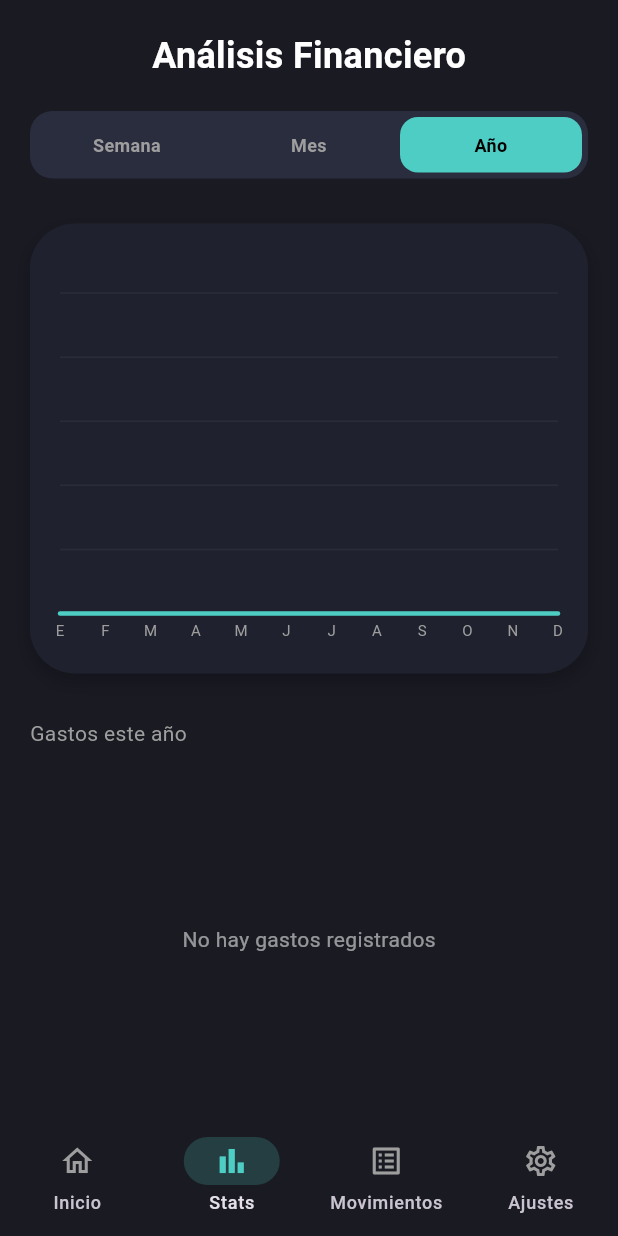
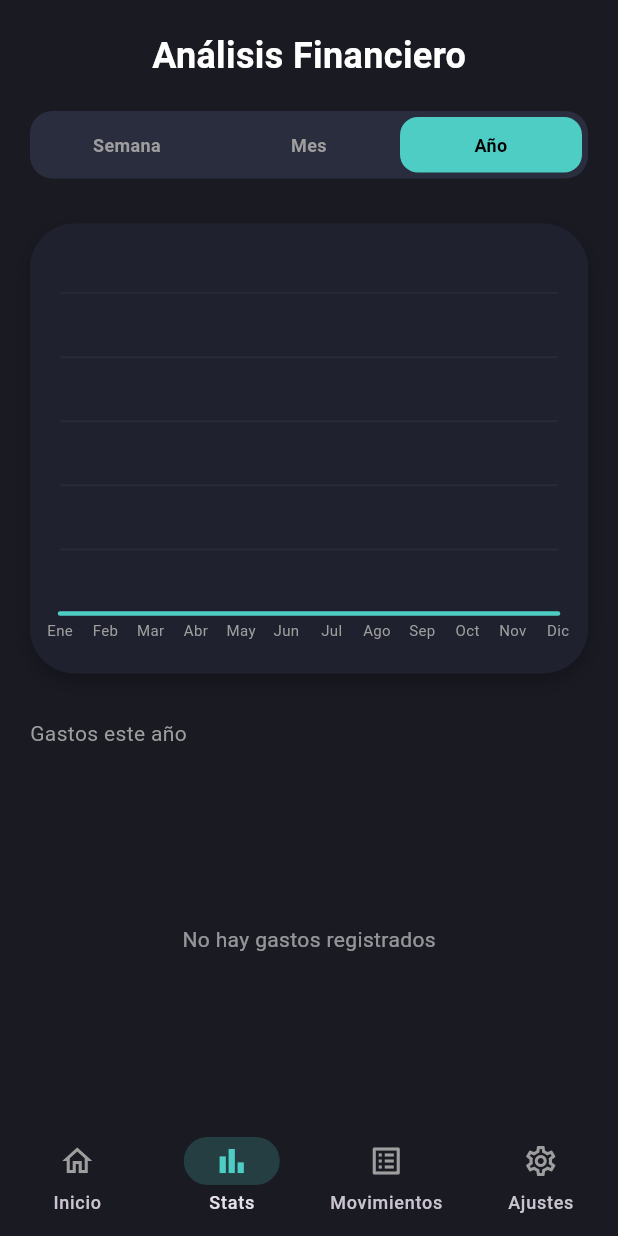
Before and after one commit to AndresCastilloPlata/balancea, a Flutter app: the StatsScreen screen opened by its route, after a tap on "Mes", after a tap on "Año", on a phone screen of 412 x 824 dp. Run offline on Flutter 3.47's test engine with Material 3 defaults, Android fonts, the phone set to English and light mode, and no system bars; drawn by our look-alikes of fl_chart; our stand-ins replace flutter_native_splash, flutter_riverpod, go_router, hive, hive_flutter, riverpod_annotation; accounts and stored records are empty; generated files the repository leaves out were written again.

Commit message:
fix: mejoras UX en gráficas - tooltips con moneda, etiquetas de meses legibles y ajuste de último día del mes

```diff
--- a/lib/presentation/screens/stats_screen.dart
+++ b/lib/presentation/screens/stats_screen.dart
@@ -26,15 +26,6 @@ class _StatsScreenState extends ConsumerState<StatsScreen> {
     Color(0xFF118AB2),
     Color(0xFF06D6A0),
   ];
-
-  // final Map<String, String> _names = const {
-  //   '🍔': 'Comida',
-  //   '🚌': 'Transporte',
-  //   '💡': 'Servicios',
-  //   '💰': 'Sueldo',
-  //   '🏠': 'Renta',
-  //   '🎁': 'Regalo',
-  // };
 
   // Filtrar transacciones
   List<Transaction> _filterTransactionsByDate(
@@ -132,24 +123,29 @@ class _StatsScreenState extends ConsumerState<StatsScreen> {
     } else if (_selectedFilterIndex == 1) {
       // MES: 1, 5, 10, 15... (Para no saturar)
       // Mostramos solo múltiplos de 5 y el 1
+      final now = DateTime.now();
+      final totalDays = DateUtils.getDaysInMonth(now.year, now.month);
       final day = index + 1;
-      if (day == 1 || day % 5 == 0) return day.toString();
+
+      if (day == 1 || day % 5 == 0 || day == totalDays) {
+        return day.toString();
+      }
       return ''; // Ocultar otros días para limpieza visual
     } else {
-      // AÑO: E, F, M...
+      // AÑO:
       const months = [
-        'E',
-        'F',
-        'M',
-        'A',
-        'M',
-        'J',
-        'J',
-        'A',
-        'S',
-        'O',
-        'N',
-        'D',
+        'Ene',
+        'Feb',
+        'Mar',
+        'Abr',
+        'May',
+        'Jun',
+        'Jul',
+        'Ago',
+        'Sep',
+        'Oct',
+        'Nov',
+        'Dic',
       ];
       if (index >= 0 && index < months.length) return months[index];
     }
@@ -202,33 +198,6 @@ class _StatsScreenState extends ConsumerState<StatsScreen> {
             });
 
             categoryStats.sort((a, b) => b.amount.compareTo(a.amount));
-
-            // Datos para la grafica
-            // final Map<int, double> weeklyMap = {
-            //   0: 0,
-            //   1: 0,
-            //   2: 0,
-            //   3: 0,
-            //   4: 0,
-            //   5: 0,
-            //   6: 0,
-            // };
-            // double maxDayAmount = 0;
-
-            // for (var t in filteredExpenses) {
-            //   // weekday devuelve 1 (Lunes) a 7 (Domingo). Restamos 1 para índice 0-6
-            //   final dayIndex = t.date.weekday - 1;
-            //   weeklyMap[dayIndex] = (weeklyMap[dayIndex] ?? 0) + t.amount;
-
-            //   if (weeklyMap[dayIndex]! > maxDayAmount) {
-            //     maxDayAmount = weeklyMap[dayIndex]!;
-            //   }
-            // }
-
-            // final List<FlSpot> spots = [];
-            // for (int i = 0; i < 7; i++) {
-            //   spots.add(FlSpot(i.toDouble(), weeklyMap[i]!));
-            // }
 
             return Column(
               children: [
--- a/lib/presentation/widgets/stats/chart_container.dart
+++ b/lib/presentation/widgets/stats/chart_container.dart
@@ -1,3 +1,4 @@
+import 'package:balancea/config/helpers/currency_helper.dart';
 import 'package:fl_chart/fl_chart.dart';
 import 'package:flutter/material.dart';
 
@@ -49,6 +50,27 @@ class ChartContainer extends StatelessWidget {
         LineChartData(
           maxY: maxY * 1.1, // Un 10% más de aire arriba
           minY: 0,
+          lineTouchData: LineTouchData(
+            touchTooltipData: LineTouchTooltipData(
+              getTooltipColor: (touchedSpot) => Colors.black,
+              tooltipBorderRadius: BorderRadius.circular(8),
+              tooltipPadding: const EdgeInsets.all(8),
+              fitInsideHorizontally: true,
+              fitInsideVertically: true,
+              getTooltipItems: (List<LineBarSpot> touchedSpots) {
+                return touchedSpots.map((barSpot) {
+                  return LineTooltipItem(
+                    CurrencyHelper.format(barSpot.y),
+                    const TextStyle(
+                      color: Color(0xFF4ECDC4),
+                      fontWeight: FontWeight.bold,
+                      fontSize: 12,
+                    ),
+                  );
+                }).toList();
+              },
+            ),
+          ),
           gridData: FlGridData(
             show: true,
             drawVerticalLine: false,
```
